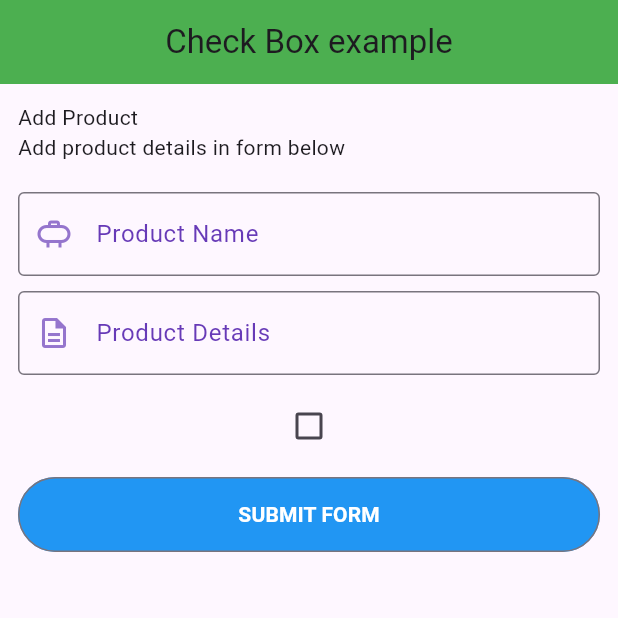
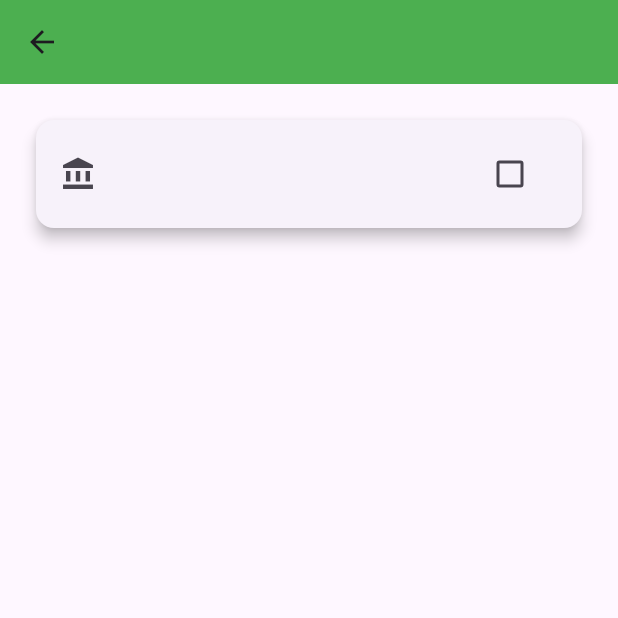
Before and after one commit to Sainathhiwale/flutter_bootcomp, a Flutter app: the screen it shows after launch, after a tap on "SUBMIT FORM", on a phone screen of 412 x 824 dp, the top half of it. Run offline on Flutter 3.47's test engine with Material 3 defaults, Android fonts, the light colour scheme and no system bars; our stand-ins replace fluttertoast, font_awesome_flutter.

Commit message:
details screen added check box and pass the formcheckbox textfield data to details screen

```diff
--- /dev/null
+++ b/lib/screen/checkbox/DetailsCheckbox.dart
@@ -0,0 +1,62 @@
+import 'package:flutter/material.dart';
+
+class Detailscheckbox extends StatefulWidget {
+   Detailscheckbox({Key? key, required this.producName, required this.productDetails}):super(key:key);
+  String producName;
+  String productDetails;
+
+  @override
+  State<Detailscheckbox> createState() => _DetailscheckboxState();
+}
+
+class _DetailscheckboxState extends State<Detailscheckbox> {
+  bool? isChecked = false;
+   @override
+   Widget build(BuildContext context) {
+     return Scaffold(
+       appBar: AppBar(
+         title: Text(widget.producName),
+         backgroundColor: Colors.green,
+         centerTitle: true,
+       ),
+       body: Container(
+         padding: const EdgeInsets.all(20.0),
+         child: ListView(
+           children: [
+             Card(
+               elevation: 4, // Controls shadow depth
+               shape: RoundedRectangleBorder(
+                 borderRadius: BorderRadius.circular(12), // Rounded corners
+               ),
+               child: ListTile(
+                 title: Text(widget.producName),
+                 subtitle: Text(widget.productDetails),
+                 leading: const Icon(Icons.account_balance),
+                 trailing: Checkbox(
+                   value: isChecked,
+                   onChanged: (bool? value) {
+                     setState(() {
+                       isChecked = value!;
+                     });
+                   },
+                 ),
+                 onTap: () {
+                   // Handle tap
+                 },
+               ),
+             ),
+
+             /* ListTile(
+                title: Text("Skating"),
+                subtitle: Text("4MTech Shoes"),
+                trailing: Icon(Icons.ice_skating),
+                onTap: (){
+                },
+              ),*/
+
+           ],
+         ),
+       ),
+     );
+   }
+}
--- a/lib/screen/checkbox/formcheckbox.dart
+++ b/lib/screen/checkbox/formcheckbox.dart
@@ -1,4 +1,5 @@
 import 'package:flutter/material.dart';
+import 'package:flutter_bootcamp_2025/screen/checkbox/DetailsCheckbox.dart';
 import 'package:flutter_bootcamp_2025/screen/checkbox/mytextfield.dart';
 
 class Formcheckbox extends StatefulWidget {
@@ -27,45 +28,67 @@ class _FormcheckboxState extends State<Formcheckbox> {
           children: [
             Text("Add Product"),
             Text("Add product details in form below"),
-            SizedBox(height: 20.0,),
+            SizedBox(
+              height: 20.0,
+            ),
             Mytextfield(
               myController: _productConstroller,
               fieldName: "Product Name",
               myIcon: Icons.propane_outlined,
               prefixiconColor: Colors.deepPurple.shade300,
             ),
-            SizedBox(height: 10.0,),
+            SizedBox(
+              height: 10.0,
+            ),
             Mytextfield(
               myController: _productDetailsConstroller,
               fieldName: "Product Details",
               myIcon: Icons.description_outlined,
               prefixiconColor: Colors.deepPurple.shade300,
             ),
-            SizedBox(height: 10.0,),
-            Checkbox(value: _checkbox, onChanged: (val){
-             setState((){
+            SizedBox(
+              height: 10.0,
+            ),
+            Checkbox(
+                checkColor: Colors.white,
+                activeColor: Colors.purple,
+                tristate:true ,
+                value: _checkbox,
+                onChanged: (val) {
+                  setState(() {
                     _checkbox = val;
                   });
                 }),
-            SizedBox(height: 10.0,),
+            SizedBox(
+              height: 10.0,
+            ),
             // Checkbox(value: value, onChanged: onChanged)
             myBtn(context),
           ],
         ),
-    ),);
+      ),
+    );
   }
 
   OutlinedButton myBtn(BuildContext context) {
     return OutlinedButton(
-       style: OutlinedButton.styleFrom(minimumSize: const Size(200, 50),
+      style: OutlinedButton.styleFrom(
+          minimumSize: const Size(200, 50),
           backgroundColor: Colors.blue,
           foregroundColor: Colors.white),
       onPressed: () {
+        Navigator.push(
+          context,
+          MaterialPageRoute(
+            builder: (context) {
+              return Detailscheckbox(producName: _productConstroller.text, productDetails: _productDetailsConstroller.text, );
+            },
+          ),
+        );
       },
       child: Text(
         "Submit Form".toUpperCase(),
         style: const TextStyle(fontWeight: FontWeight.bold),
-
       ),
     );
   }
```
Lines whose indentation alone changed are shown as unchanged.
